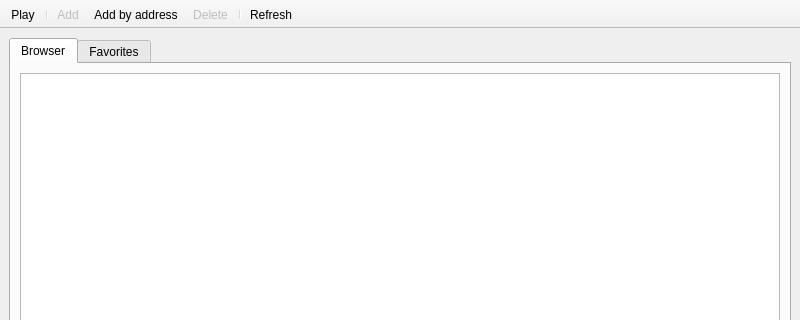
First picture: the form in files/tes3mp/ui/Main.ui, repository OpenMW/openmw, before the edit; both pictures show x 0 to 800 and y 0 to 320 of the 800 by 600 pixel window.
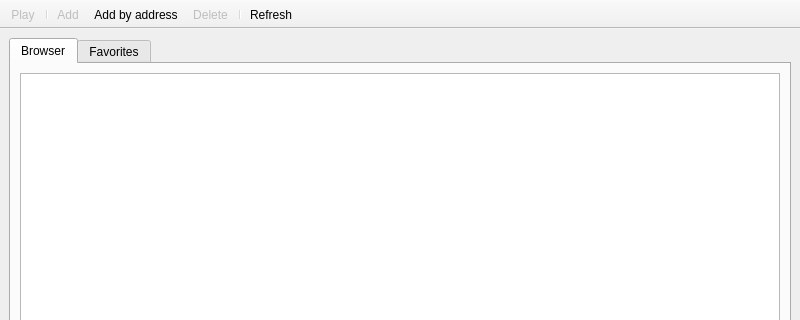
Second picture: the form after the edit.

The edit to the form file:
```diff
--- a/files/tes3mp/ui/Main.ui
+++ b/files/tes3mp/ui/Main.ui
@@ -235,6 +235,9 @@
    </property>
   </action>
   <action name="actionPlay">
+   <property name="enabled">
+    <bool>false</bool>
+   </property>
    <property name="text">
     <string>Play</string>
    </property>
```
